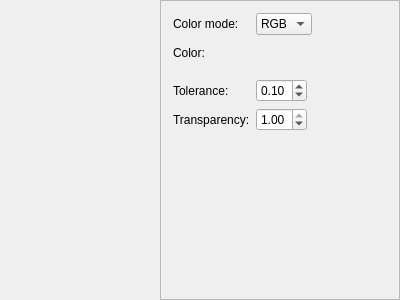
First picture: the form in gui/image/transparent/image_transparent_gui.ui, repository LotusAndCompany/devtools, before the edit.
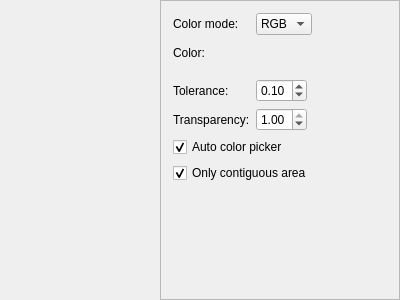
Second picture: the form after the edit. Custom widgets are drawn as their Qt base class.

What changed in the file:
```diff
--- a/gui/image/transparent/image_transparent_gui.ui
+++ b/gui/image/transparent/image_transparent_gui.ui
@@ -182,6 +182,26 @@
         </item>
        </layout>
       </item>
+      <item>
+       <widget class="QCheckBox" name="autoColorPick">
+        <property name="text">
+         <string>Auto color picker</string>
+        </property>
+        <property name="checked">
+         <bool>true</bool>
+        </property>
+       </widget>
+      </item>
+      <item>
+       <widget class="QCheckBox" name="contiguousArea">
+        <property name="text">
+         <string>Only contiguous area</string>
+        </property>
+        <property name="checked">
+         <bool>true</bool>
+        </property>
+       </widget>
+      </item>
       <item>
        <spacer name="verticalSpacer">
         <property name="orientation">
@@ -216,6 +236,12 @@
    <header>gui/image/basic/image_view.h</header>
    <container>1</container>
   </customwidget>
+  <customwidget>
+   <class>ColorSample</class>
+   <extends>QWidget</extends>
+   <header location="global">gui/image/transparent/color_sample.h</header>
+   <container>1</container>
+  </customwidget>
  </customwidgets>
  <resources/>
  <connections/>
```
Left out of the diff: 59 changed lines with no effect on the pictures.
